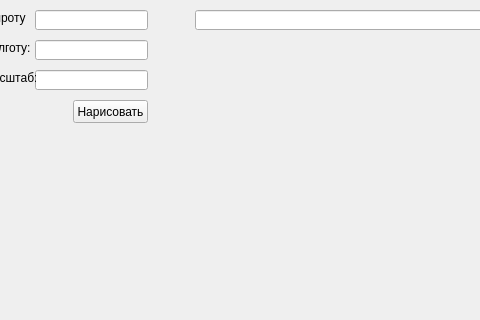
heNtY1/yl, file ui_file.ui: the form before one commit; both pictures show x 85 to 565 and y 0 to 320 of the 729 by 460 pixel window.
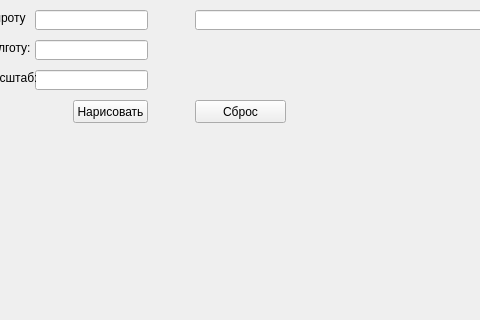
The form after the commit.

```diff
--- a/ui_file.ui
+++ b/ui_file.ui
@@ -131,6 +131,19 @@
     <string>Поиск</string>
    </property>
   </widget>
+  <widget class="QPushButton" name="reset_button">
+   <property name="geometry">
+    <rect>
+     <x>280</x>
+     <y>100</y>
+     <width>91</width>
+     <height>23</height>
+    </rect>
+   </property>
+   <property name="text">
+    <string>Сброс</string>
+   </property>
+  </widget>
  </widget>
  <resources/>
  <connections/>
```
